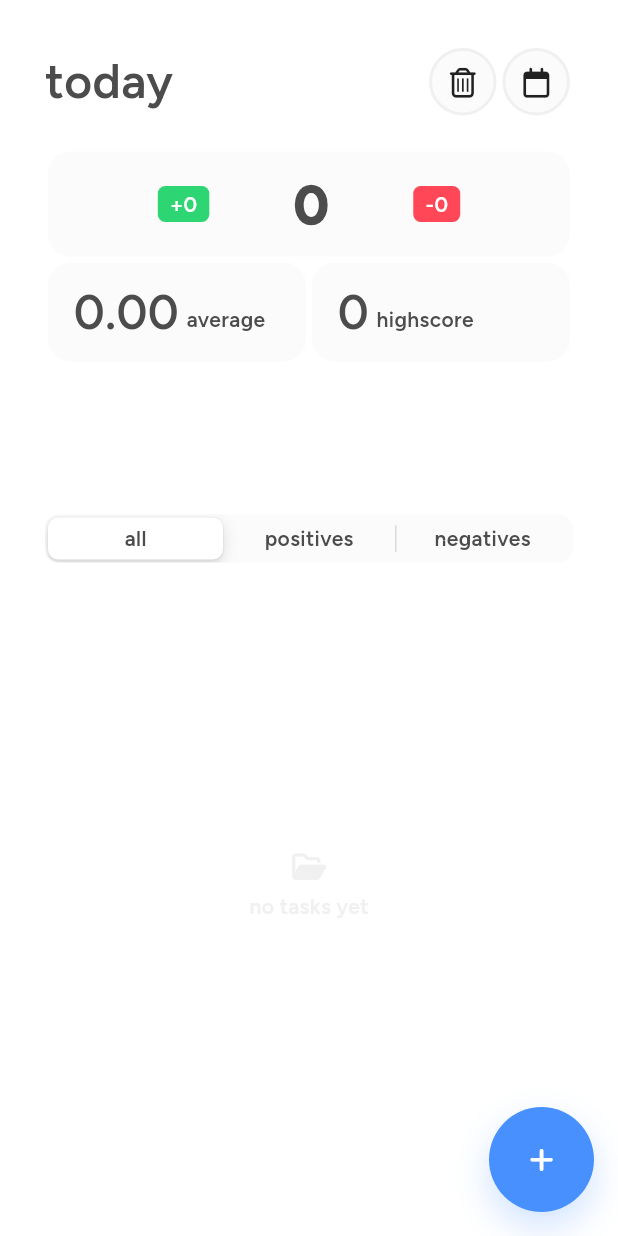
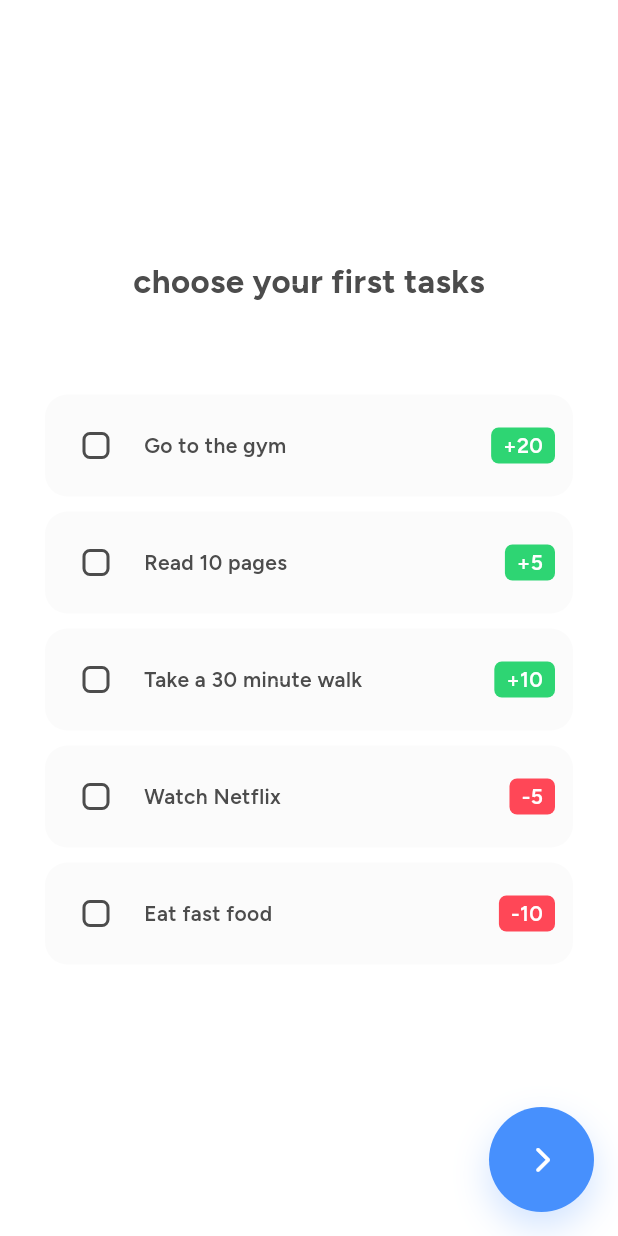
Before and after one commit to Studio-Grosser/gameify, a Flutter app: the screen it shows after launch, on a phone screen of 412 x 824 dp. Run offline on Flutter 3.47's test engine with Material 3 defaults, Android fonts, the light colour scheme and no system bars; our stand-ins replace font_awesome_flutter, sqflite; missing offline and left inert: fading_edge_scrollview; accounts and stored records are empty.

Commit message:
add intro page

```diff
--- a/lib/database/database_service.dart
+++ b/lib/database/database_service.dart
@@ -7,7 +7,7 @@ import 'package:sqflite/sqflite.dart';
 class DatabaseService {
   static final DatabaseService instance = DatabaseService._init();
   static Database? _database;
-  static const dbPath = 'gameify2.db';
+  static const dbPath = 'gameify.db';
 
   DatabaseService._init();
 
@@ -17,6 +17,8 @@ class DatabaseService {
     _database = await _initDB(dbPath);
     return _database!;
   }
+
+  Future<bool> get isInitialized async => await databaseExists(dbPath);
 
   Future<Database> _initDB(String filePath) async {
     return await openDatabase(filePath, version: 1, onCreate: _createDB);
--- /dev/null
+++ b/lib/pages/intro_page.dart
@@ -0,0 +1,59 @@
+import 'package:flutter/material.dart';
+import 'package:font_awesome_flutter/font_awesome_flutter.dart';
+import 'package:gameify/models/task.dart';
+import 'package:gameify/utils/font.dart';
+import 'package:gameify/widgets/styled_fab.dart';
+import 'package:gameify/widgets/task_display.dart';
+
+class IntroPage extends StatefulWidget {
+  const IntroPage({super.key, required this.onSubmit});
+  final Function(List<Task>) onSubmit;
+
+  @override
+  State<IntroPage> createState() => _IntroPageState();
+}
+
+class _IntroPageState extends State<IntroPage> {
+  static final List<Task> tasks = [
+    Task(name: 'Go to the gym', score: 20),
+    Task(name: 'Read 10 pages', score: 5),
+    Task(name: 'Take a 30 minute walk', score: 10),
+    Task(name: 'Watch Netflix', score: -5),
+    Task(name: 'Eat fast food', score: -10),
+  ];
+
+  List<String> taskIds = [];
+
+  @override
+  Widget build(BuildContext context) {
+    return Scaffold(
+      floatingActionButton: StyledFab(
+        padding: const EdgeInsets.all(0),
+        height: 70,
+        width: 70,
+        icon: FontAwesomeIcons.chevronRight,
+        onTap: () {
+          widget.onSubmit(
+              tasks.where((task) => taskIds.contains(task.id)).toList());
+          Navigator.pop(context);
+        },
+      ),
+      body: Padding(
+        padding: const EdgeInsets.all(30.0),
+        child: Column(
+          mainAxisAlignment: MainAxisAlignment.center,
+          children: [
+            const Text('choose your first tasks', style: Font.h3),
+            const SizedBox(height: 60),
+            ...tasks.map((task) => TaskDisplay(
+                  task: task,
+                  isCompleted: taskIds.contains(task.id),
+                  onChanged: (value) => setState(() =>
+                      value ? taskIds.add(task.id) : taskIds.remove(task.id)),
+                ))
+          ],
+        ),
+      ),
+    );
+  }
+}
--- a/lib/utils/font.dart
+++ b/lib/utils/font.dart
@@ -23,4 +23,11 @@ class Font {
     color: Themes.primary,
     fontSize: 32,
   );
+
+  static const TextStyle h3 = TextStyle(
+    fontFamily: 'Figtree',
+    fontWeight: FontWeight.w700,
+    color: Themes.primary,
+    fontSize: 22,
+  );
 }
--- a/lib/widgets/task_display.dart
+++ b/lib/widgets/task_display.dart
@@ -12,13 +12,15 @@ class TaskDisplay extends StatelessWidget {
       required this.task,
       required this.isCompleted,
       required this.onChanged,
-      required this.onDelete,
-      required this.onEdit});
+      this.onDelete,
+      this.onEdit});
   final Task task;
   final bool isCompleted;
   final Function(bool value) onChanged;
-  final VoidCallback onDelete;
-  final VoidCallback onEdit;
+  final VoidCallback? onDelete;
+  final VoidCallback? onEdit;
+
+  bool get hasOptions => onDelete != null || onEdit != null;
 
   @override
   Widget build(BuildContext context) {
@@ -46,11 +48,12 @@ class TaskDisplay extends StatelessWidget {
               Text(task.name, style: Font.b1),
               const Spacer(),
               ValueDisplay(value: task.score),
-              TaskOptionMenu(
-                isEnabled: task.isActive,
-                onDelete: onDelete,
-                onEdit: onEdit,
-              )
+              if (hasOptions)
+                TaskOptionMenu(
+                  isEnabled: task.isActive,
+                  onDelete: onDelete!,
+                  onEdit: onEdit!,
+                )
             ],
           ),
         ),
```
Also changed, not shown: lib/pages/main_page.dart (+23 -5 lines).
